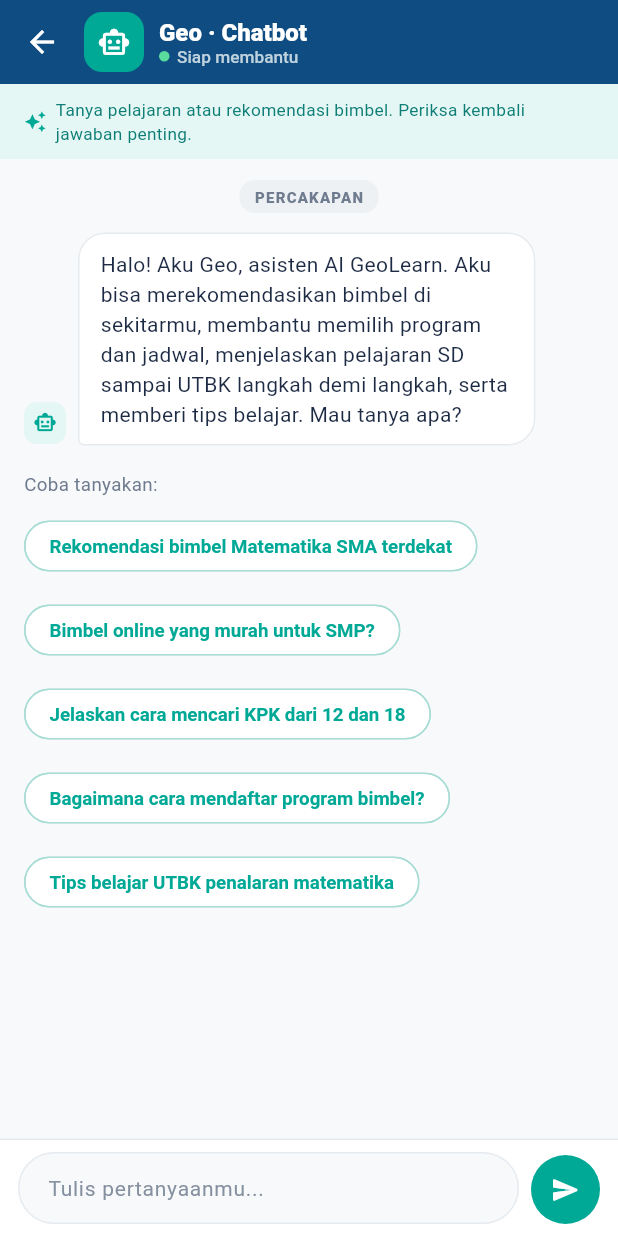
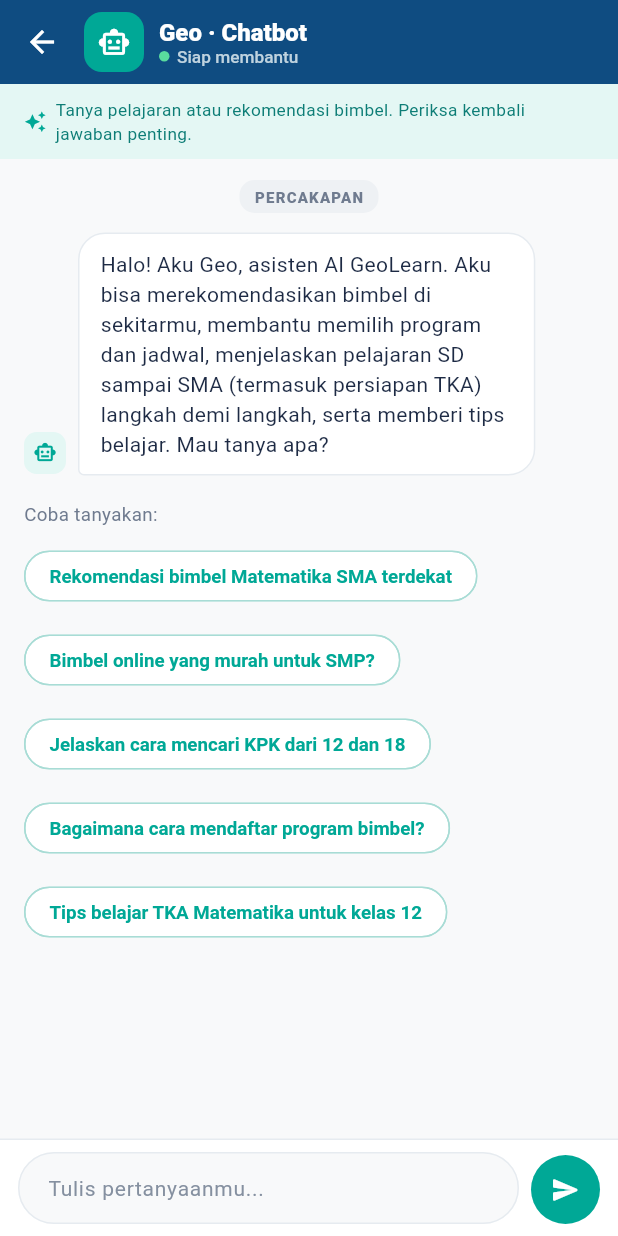
Before and after one commit to najh1308/lesgo-mobile, a Flutter app: the TutorAiScreen screen opened by its route, on a phone screen of 412 x 824 dp. Run offline on Flutter 3.47's test engine with Material 3 defaults, Android fonts, the phone set to English and light mode, and no system bars; our stand-ins replace flutter_local_notifications, flutter_map, flutter_secure_storage, geolocator, hive_ce_flutter, image_picker and 5 more; accounts and stored records are empty; network calls fail.

Commit message:
hapus mahasiswa dan update utbk ke tka

```diff
--- a/lib/core/personalisasi.dart
+++ b/lib/core/personalisasi.dart
@@ -11,8 +11,14 @@ class Personalisasi extends ChangeNotifier {
   static final Personalisasi i = Personalisasi._();
   Personalisasi._();
 
-  static const peranOpsi = ['Pelajar SD', 'Pelajar SMP', 'Pelajar SMA', 'Mahasiswa', 'Orang tua'];
-  static const jenjangAnakOpsi = ['SD', 'SMP', 'SMA', 'UTBK'];
+  static const peranOpsi = [
+    'Pelajar SD',
+    'Pelajar SMP',
+    'Pelajar SMA',
+    'Orang tua',
+  ];
+  static const jenjangAnakOpsi = ['SD', 'SMP', 'SMA'];
+
   /// Pilihan tujuan (langkah 2) menyesuaikan peran dan jenjang yang dipilih di langkah 1.
   static List<String> tujuanUntuk(String? peran, Set<String> jenjangAnak) {
     switch (peran) {
@@ -22,7 +28,7 @@ class Personalisasi extends ChangeNotifier {
           'Menaikkan nilai',
           'Memahami materi dasar',
           'Mencari bimbel dekat rumah',
-          'Belajar mandiri dengan Chatbot',
+          'Belajar mandiri dengan Tutor AI',
         ];
       case 'Pelajar SMP':
         return [
@@ -37,17 +43,9 @@ class Personalisasi extends ChangeNotifier {
         return [
           'Menaikkan nilai',
           'Persiapan ujian sekolah',
-          'Persiapan UTBK',
+          'Persiapan TKA',
           'Memperdalam materi',
           'Mencari bimbel dekat rumah',
-          'Belajar mandiri dengan Tutor AI',
-        ];
-      case 'Mahasiswa':
-        return [
-          'Persiapan UTBK',
-          'Mengulang materi dasar',
-          'Belajar mata kuliah dasar',
-          'Mencari bimbel dekat kampus',
           'Belajar mandiri dengan Tutor AI',
         ];
       case 'Orang tua':
@@ -55,13 +53,14 @@ class Personalisasi extends ChangeNotifier {
           'Mencari bimbel untuk anak',
           'Membantu menaikkan nilai anak',
           'Persiapan ujian anak',
-          if (jenjangAnak.contains('SMA') || jenjangAnak.contains('UTBK')) 'Persiapan UTBK anak',
+          if (jenjangAnak.contains('SMA')) 'Persiapan TKA anak',
           'Membandingkan biaya dan jadwal bimbel',
           'Memantau jadwal belajar anak',
         ];
     }
     return [];
   }
+
   static const mapelOpsi = [
     'Matematika',
     'Fisika',
@@ -88,7 +87,8 @@ class Personalisasi extends ChangeNotifier {
   int? budgetMax; // per bulan; null = fleksibel
 
   /// True jika pengguna benar-benar mengisi sesuatu (bukan sekadar melewati).
-  bool get aktif => peran != null || tujuan.isNotEmpty || mapel.isNotEmpty || budgetDipilih;
+  bool get aktif =>
+      peran != null || tujuan.isNotEmpty || mapel.isNotEmpty || budgetDipilih;
 
   /// Jenjang yang dipakai untuk menyaring bimbel.
   /// Semua jenjang yang relevan untuk menyaring bimbel.
@@ -102,8 +102,6 @@ class Personalisasi extends ChangeNotifier {
         return {'SMA'};
       case 'Orang tua':
         return jenjangAnak;
-      case 'Mahasiswa':
-        return tujuan.contains('Persiapan UTBK') ? {'UTBK'} : {};
     }
     return {};
   }
@@ -134,9 +132,21 @@ class Personalisasi extends ChangeNotifier {
           final m = jsonDecode(raw) as Map<String, dynamic>;
           sudahAtur = true;
           peran = m['peran'] as String?;
+          if (peran == 'Mahasiswa') peran = null; // peran sudah dihapus
           final ja = m['jenjang_anak']; // data lama berupa teks, data baru berupa daftar
-          jenjangAnak = ja is List ? ja.map((e) => e.toString()).toSet() : (ja is String ? {ja} : <String>{});
-          tujuan = ((m['tujuan'] ?? []) as List).map((e) => e.toString()).toSet();
+          jenjangAnak = ja is List
+              ? ja.map((e) => e.toString()).toSet()
+              : (ja is String ? {ja} : <String>{});
+          // data lama: jenjang 'UTBK' dilebur ke 'SMA'
+          if (jenjangAnak.remove('UTBK')) jenjangAnak.add('SMA');
+          tujuan = ((m['tujuan'] ?? []) as List)
+              .map((e) => e.toString())
+              .map(
+                (e) => e == 'Persiapan UTBK'
+                    ? 'Persiapan TKA'
+                    : (e == 'Persiapan UTBK anak' ? 'Persiapan TKA anak' : e),
+              )
+              .toSet();
           mapel = ((m['mapel'] ?? []) as List).map((e) => e.toString()).toSet();
           budgetDipilih = m['budget_dipilih'] == true;
           budgetMax = (m['budget_max'] as num?)?.toInt();
@@ -190,26 +200,41 @@ class Personalisasi extends ChangeNotifier {
   /// Ringkasan singkat untuk ditampilkan di Beranda dan Profil.
   String get ringkasan {
     final bagian = <String>[
-      if (peran != null) (peran == 'Orang tua' && jenjangAnak.isNotEmpty) ? 'Orang tua (${jenjangAnak.join(', ')})' : peran!,
-      if (mapel.isNotEmpty) mapel.take(2).join(', ') + (mapel.length > 2 ? ' +${mapel.length - 2}' : ''),
+      if (peran != null)
+        (peran == 'Orang tua' && jenjangAnak.isNotEmpty)
+            ? 'Orang tua (${jenjangAnak.join(', ')})'
+            : peran!,
+      if (mapel.isNotEmpty)
+        mapel.take(2).join(', ') +
+            (mapel.length > 2 ? ' +${mapel.length - 2}' : ''),
       if (budgetMax != null) 'maks. ${Fmt.harga(budgetMax!)}',
     ];
     return bagian.join(' · ');
   }
 
-  String get ringkasanBiaya => budgetMax == null ? 'fleksibel' : 'maks. ${Fmt.harga(budgetMax!)} per bulan';
+  String get ringkasanBiaya => budgetMax == null
+      ? 'fleksibel'
+      : 'maks. ${Fmt.harga(budgetMax!)} per bulan';
 
   /// Teks profil untuk Tutor AI (bahasa Indonesia, apa adanya).
   String get untukAi {
     if (!aktif) return '';
     final b = <String>[];
     if (peran != null) {
-      final anak = (peran == 'Orang tua' && jenjangAnak.isNotEmpty) ? ', anaknya di jenjang ${jenjangAnak.join(', ')}' : '';      b.add('peran: $peran$anak');
+      final anak = (peran == 'Orang tua' && jenjangAnak.isNotEmpty)
+          ? ', anaknya di jenjang ${jenjangAnak.join(', ')}'
+          : '';
+      b.add('peran: $peran$anak');
     }
-    if (tujuan.isNotEmpty) b.add('tujuan memakai aplikasi: ${tujuan.join(', ')}');
+    if (tujuan.isNotEmpty)
+      b.add('tujuan memakai aplikasi: ${tujuan.join(', ')}');
     if (mapel.isNotEmpty) b.add('mata pelajaran diminati: ${mapel.join(', ')}');
     if (budgetDipilih) {
-      b.add(budgetMax == null ? 'budget bimbel fleksibel' : 'budget bimbel maksimal Rp$budgetMax per bulan');
+      b.add(
+        budgetMax == null
+            ? 'budget bimbel fleksibel'
+            : 'budget bimbel maksimal Rp$budgetMax per bulan',
+      );
     }
     return b.join('; ');
   }
--- a/lib/screens/main_shell.dart
+++ b/lib/screens/main_shell.dart
@@ -17,7 +17,7 @@ class ShellController {
   static final ValueNotifier<int> refresh = ValueNotifier<int>(0);
   static final ValueNotifier<String?> searchQuery = ValueNotifier<String?>(null);
 
-  /// Jenjang yang dipilih dari Beranda (SD/SMP/SMA/UTBK) untuk langsung difilter di tab Cari.
+  /// Jenjang yang dipilih dari Beranda (SD/SMP/SMA) untuk langsung difilter di tab Cari.
   static final ValueNotifier<String?> searchJenjang = ValueNotifier<String?>(null);
 
   /// Panggil setelah data berubah (daftar, batal, favorit) agar tab lain memuat ulang.
--- a/lib/screens/personalisasi_screen.dart
+++ b/lib/screens/personalisasi_screen.dart
@@ -27,7 +27,6 @@ class _PersonalisasiScreenState extends State<PersonalisasiScreen> {
     'Pelajar SD': Icons.child_care_rounded,
     'Pelajar SMP': Icons.backpack_outlined,
     'Pelajar SMA': Icons.school_outlined,
-    'Mahasiswa': Icons.local_library_outlined,
     'Orang tua': Icons.family_restroom_rounded,
   };
 
--- a/lib/screens/search_screen.dart
+++ b/lib/screens/search_screen.dart
@@ -432,7 +432,7 @@ class _SearchScreenState extends State<SearchScreen> {
             padding: const EdgeInsets.fromLTRB(18, 12, 18, 4),
             children: [
               _Chip('Semua', !_adaFilter, _resetFilter),
-              for (final j in ['SD', 'SMP', 'SMA', 'UTBK'])
+              for (final j in ['SD', 'SMP', 'SMA'])
                 _Chip(j, _jenjang == j, () {
                   setState(() => _jenjang = _jenjang == j ? null : j);
                   _muat();
--- a/lib/screens/tutor_ai_screen.dart
+++ b/lib/screens/tutor_ai_screen.dart
@@ -26,7 +26,7 @@ class _TutorAiScreenState extends State<TutorAiScreen> {
     'Bimbel online yang murah untuk SMP?',
     'Jelaskan cara mencari KPK dari 12 dan 18',
     'Bagaimana cara mendaftar program bimbel?',
-    'Tips belajar UTBK penalaran matematika',
+    'Tips belajar TKA Matematika untuk kelas 12',
   ];
 
   /// Contoh pertanyaan mengikuti jawaban personalisasi.
--- a/lib/services/ai_service.dart
+++ b/lib/services/ai_service.dart
@@ -18,7 +18,7 @@ class AiService {
   static const sapaan = ChatPesan(
     'ai',
     'Halo! Aku Geo, asisten AI GeoLearn. Aku bisa merekomendasikan bimbel di sekitarmu, '
-        'membantu memilih program dan jadwal, menjelaskan pelajaran SD sampai UTBK langkah demi langkah, '
+        'membantu memilih program dan jadwal, menjelaskan pelajaran SD sampai SMA (termasuk persiapan TKA) langkah demi langkah, '
         'serta memberi tips belajar. Mau tanya apa?',
   );
 
@@ -27,7 +27,7 @@ class AiService {
   static const _batasan =
       'ATURAN WAJIB: Kamu adalah Geo, asisten aplikasi GeoLearn. Jawab HANYA topik berikut: '
       '(1) rekomendasi, info, harga, program, jadwal, dan pendaftaran bimbel di GeoLearn, '
-      '(2) penjelasan materi pelajaran SD, SMP, SMA, dan UTBK, '
+      '(2) penjelasan materi pelajaran SD, SMP, dan SMA (termasuk persiapan TKA), '
       '(3) tips dan strategi belajar, '
       '(4) cara memakai fitur aplikasi GeoLearn. '
       'Untuk topik lain (hiburan, politik, kesehatan, berita, pemrograman, curhat, dan sebagainya), '
--- a/lib/services/location_service.dart
+++ b/lib/services/location_service.dart
@@ -150,7 +150,7 @@ class LocationService {
     'Accept-Language': 'id',
   };
 
-  /// Mencari tempat berdasarkan nama (kota, kecamatan, kampus, alamat, dst.).
+  /// Mencari tempat berdasarkan nama (kota, kecamatan, sekolah, alamat, dst.).
   static Future<List<TempatHasil>> cariTempat(String query) async {
     final q = query.trim();
     if (q.length < 3) return [];
--- a/lib/widgets/pilih_lokasi.dart
+++ b/lib/widgets/pilih_lokasi.dart
@@ -171,7 +171,7 @@ class _PilihLokasiSheetState extends State<_PilihLokasiSheet> {
                 textInputAction: TextInputAction.search,
                 onSubmitted: (_) => _cari(),
                 decoration: InputDecoration(
-                  hintText: 'Cari kota, kecamatan, kampus, atau alamat...',
+                  hintText: 'Cari kota, kecamatan, sekolah, atau alamat...',
                   prefixIcon: const Icon(Icons.search_rounded),
                   suffixIcon: _mencari
                       ? const Padding(
```
Also changed, not shown: lib/screens/home_screen.dart (+5 -8 lines), 2 other files. Lines whose indentation alone changed are shown as unchanged.
